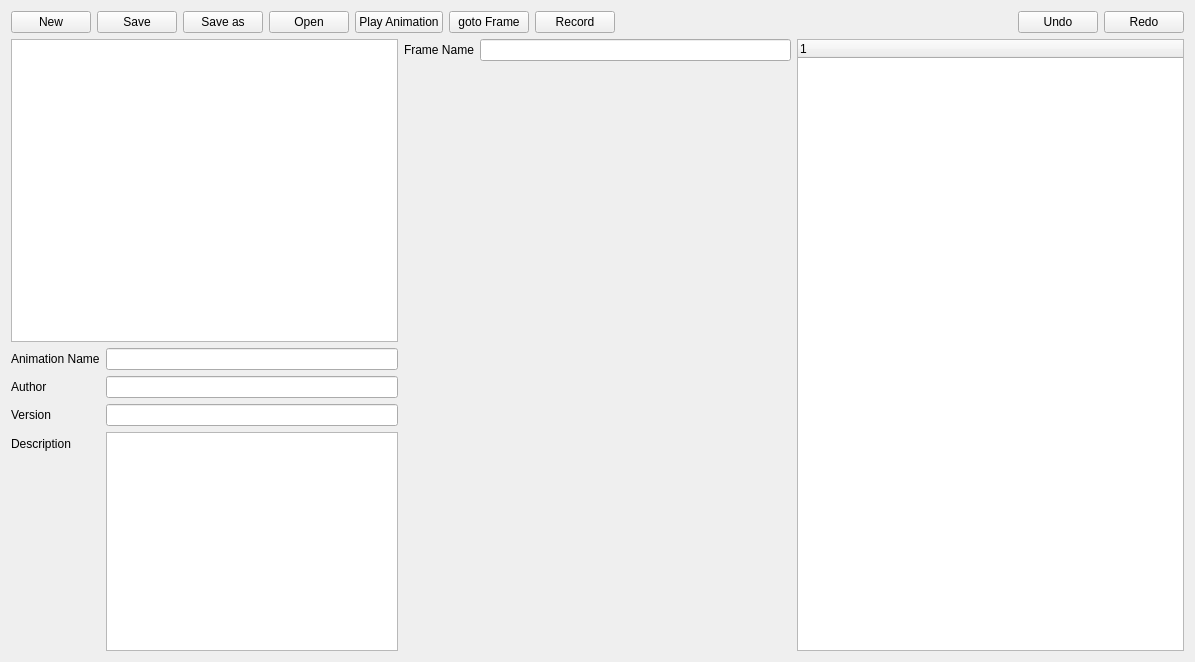
This is bitbots_recordui_rqt/resource/RecordUI.ui in bit-bots/bitbots_main as Qt 5 draws it before an edit. The edited form follows.
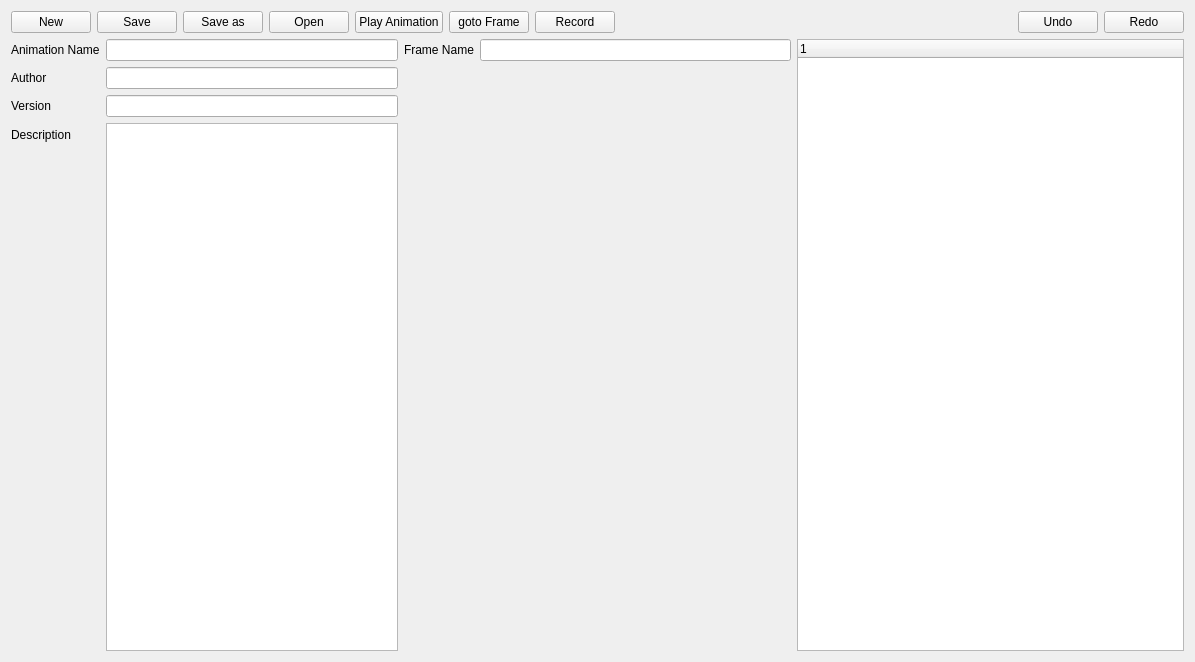
This is the edited form.

Commit message: Record UI: added drag and drop possibilities

What changed in the file:
```diff
--- a/bitbots_recordui_rqt/resource/RecordUI.ui
+++ b/bitbots_recordui_rqt/resource/RecordUI.ui
@@ -101,9 +101,6 @@
     <layout class="QHBoxLayout" name="contentLayout" stretch="0,0,0">
      <item>
       <layout class="QVBoxLayout" name="verticalLayout_2">
-       <item>
-        <widget class="QListWidget" name="frameList"/>
-       </item>
        <item>
         <layout class="QFormLayout" name="formLayout">
          <property name="labelAlignment">
```
The commit also changes 2 other files.
